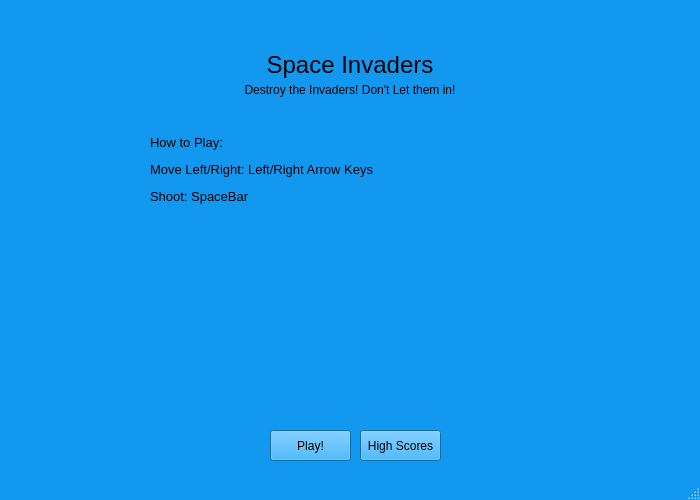
Qt form menu.ui (Trine-Software-Engineers/SpaceInvaders-Cole-Lucas-Andrew) before a commit.
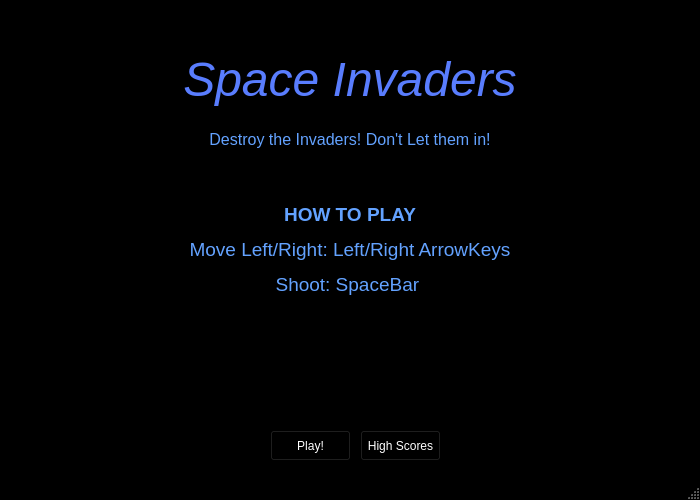
The same form after that commit.

```diff
--- a/menu.ui
+++ b/menu.ui
@@ -16,63 +16,63 @@
      <colorrole role="WindowText">
       <brush brushstyle="SolidPattern">
        <color alpha="255">
-        <red>0</red>
-        <green>0</green>
-        <blue>0</blue>
+        <red>255</red>
+        <green>255</green>
+        <blue>255</blue>
        </color>
       </brush>
      </colorrole>
      <colorrole role="Button">
       <brush brushstyle="SolidPattern">
        <color alpha="255">
-        <red>19</red>
-        <green>152</green>
-        <blue>240</blue>
+        <red>0</red>
+        <green>0</green>
+        <blue>0</blue>
        </color>
       </brush>
      </colorrole>
      <colorrole role="Light">
       <brush brushstyle="SolidPattern">
        <color alpha="255">
-        <red>125</red>
-        <green>204</green>
-        <blue>255</blue>
+        <red>0</red>
+        <green>0</green>
+        <blue>0</blue>
        </color>
       </brush>
      </colorrole>
      <colorrole role="Midlight">
       <brush brushstyle="SolidPattern">
        <color alpha="255">
-        <red>72</red>
-        <green>178</green>
-        <blue>247</blue>
+        <red>0</red>
+        <green>0</green>
+        <blue>0</blue>
        </color>
       </brush>
      </colorrole>
      <colorrole role="Dark">
       <brush brushstyle="SolidPattern">
        <color alpha="255">
-        <red>9</red>
-        <green>76</green>
-        <blue>120</blue>
+        <red>0</red>
+        <green>0</green>
+        <blue>0</blue>
        </color>
       </brush>
      </colorrole>
      <colorrole role="Mid">
       <brush brushstyle="SolidPattern">
        <color alpha="255">
-        <red>12</red>
-        <green>101</green>
-        <blue>160</blue>
+        <red>0</red>
+        <green>0</green>
+        <blue>0</blue>
        </color>
       </brush>
      </colorrole>
      <colorrole role="Text">
       <brush brushstyle="SolidPattern">
        <color alpha="255">
-        <red>0</red>
-        <green>0</green>
-        <blue>0</blue>
+        <red>255</red>
+        <green>255</green>
+        <blue>255</blue>
        </color>
       </brush>
      </colorrole>
@@ -88,27 +88,27 @@
      <colorrole role="ButtonText">
       <brush brushstyle="SolidPattern">
        <color alpha="255">
-        <red>0</red>
-        <green>0</green>
-        <blue>0</blue>
+        <red>255</red>
+        <green>255</green>
+        <blue>255</blue>
        </color>
       </brush>
      </colorrole>
      <colorrole role="Base">
       <brush brushstyle="SolidPattern">
        <color alpha="255">
-        <red>255</red>
-        <green>255</green>
-        <blue>255</blue>
+        <red>0</red>
+        <green>0</green>
+        <blue>0</blue>
        </color>
       </brush>
      </colorrole>
      <colorrole role="Window">
       <brush brushstyle="SolidPattern">
        <color alpha="255">
-        <red>19</red>
-        <green>152</green>
-        <blue>240</blue>
+        <red>0</red>
+        <green>0</green>
+        <blue>0</blue>
        </color>
       </brush>
      </colorrole>
@@ -124,9 +124,9 @@
      <colorrole role="AlternateBase">
       <brush brushstyle="SolidPattern">
        <color alpha="255">
-        <red>137</red>
-        <green>203</green>
-        <blue>247</blue>
+        <red>0</red>
+        <green>0</green>
+        <blue>0</blue>
        </color>
       </brush>
      </colorrole>
@@ -151,9 +151,9 @@
      <colorrole role="PlaceholderText">
       <brush brushstyle="SolidPattern">
        <color alpha="128">
-        <red>0</red>
-        <green>0</green>
-        <blue>0</blue>
+        <red>255</red>
+        <green>255</green>
+        <blue>255</blue>
        </color>
       </brush>
      </colorrole>
@@ -162,63 +162,63 @@
      <colorrole role="WindowText">
       <brush brushstyle="SolidPattern">
        <color alpha="255">
-        <red>0</red>
-        <green>0</green>
-        <blue>0</blue>
+        <red>255</red>
+        <green>255</green>
+        <blue>255</blue>
        </color>
       </brush>
      </colorrole>
      <colorrole role="Button">
       <brush brushstyle="SolidPattern">
        <color alpha="255">
-        <red>19</red>
-        <green>152</green>
-        <blue>240</blue>
+        <red>0</red>
+        <green>0</green>
+        <blue>0</blue>
        </color>
       </brush>
      </colorrole>
      <colorrole role="Light">
       <brush brushstyle="SolidPattern">
        <color alpha="255">
-        <red>125</red>
-        <green>204</green>
-        <blue>255</blue>
+        <red>0</red>
+        <green>0</green>
+        <blue>0</blue>
        </color>
       </brush>
      </colorrole>
      <colorrole role="Midlight">
       <brush brushstyle="SolidPattern">
        <color alpha="255">
-        <red>72</red>
-        <green>178</green>
-        <blue>247</blue>
+        <red>0</red>
+        <green>0</green>
+        <blue>0</blue>
        </color>
       </brush>
      </colorrole>
      <colorrole role="Dark">
       <brush brushstyle="SolidPattern">
        <color alpha="255">
-        <red>9</red>
-        <green>76</green>
-        <blue>120</blue>
+        <red>0</red>
+        <green>0</green>
+        <blue>0</blue>
        </color>
       </brush>
      </colorrole>
      <colorrole role="Mid">
       <brush brushstyle="SolidPattern">
        <color alpha="255">
-        <red>12</red>
-        <green>101</green>
-        <blue>160</blue>
+        <red>0</red>
+        <green>0</green>
+        <blue>0</blue>
        </color>
       </brush>
      </colorrole>
      <colorrole role="Text">
       <brush brushstyle="SolidPattern">
        <color alpha="255">
-        <red>0</red>
-        <green>0</green>
-        <blue>0</blue>
+        <red>255</red>
+        <green>255</green>
+        <blue>255</blue>
        </color>
       </brush>
      </colorrole>
@@ -234,27 +234,27 @@
      <colorrole role="ButtonText">
       <brush brushstyle="SolidPattern">
        <color alpha="255">
-        <red>0</red>
-        <green>0</green>
-        <blue>0</blue>
+        <red>255</red>
+        <green>255</green>
+        <blue>255</blue>
        </color>
       </brush>
      </colorrole>
      <colorrole role="Base">
       <brush brushstyle="SolidPattern">
        <color alpha="255">
-        <red>255</red>
-        <green>255</green>
-        <blue>255</blue>
+        <red>0</red>
+        <green>0</green>
+        <blue>0</blue>
        </color>
       </brush>
      </colorrole>
      <colorrole role="Window">
       <brush brushstyle="SolidPattern">
        <color alpha="255">
-        <red>19</red>
-        <green>152</green>
-        <blue>240</blue>
+        <red>0</red>
+        <green>0</green>
+        <blue>0</blue>
        </color>
       </brush>
      </colorrole>
@@ -270,9 +270,9 @@
      <colorrole role="AlternateBase">
       <brush brushstyle="SolidPattern">
        <color alpha="255">
-        <red>137</red>
-        <green>203</green>
-        <blue>247</blue>
+        <red>0</red>
+        <green>0</green>
+        <blue>0</blue>
        </color>
       </brush>
      </colorrole>
@@ -297,9 +297,9 @@
      <colorrole role="PlaceholderText">
       <brush brushstyle="SolidPattern">
        <color alpha="128">
-        <red>0</red>
-        <green>0</green>
-        <blue>0</blue>
+        <red>255</red>
+        <green>255</green>
+        <blue>255</blue>
        </color>
       </brush>
      </colorrole>
@@ -308,63 +308,63 @@
      <colorrole role="WindowText">
       <brush brushstyle="SolidPattern">
        <color alpha="255">
-        <red>9</red>
-        <green>76</green>
-        <blue>120</blue>
+        <red>0</red>
+        <green>0</green>
+        <blue>0</blue>
        </color>
       </brush>
      </colorrole>
      <colorrole role="Button">
       <brush brushstyle="SolidPattern">
        <color alpha="255">
-        <red>19</red>
-        <green>152</green>
-        <blue>240</blue>
+        <red>0</red>
+        <green>0</green>
+        <blue>0</blue>
        </color>
       </brush>
      </colorrole>
      <colorrole role="Light">
       <brush brushstyle="SolidPattern">
        <color alpha="255">
-        <red>125</red>
-        <green>204</green>
-        <blue>255</blue>
+        <red>0</red>
+        <green>0</green>
+        <blue>0</blue>
        </color>
       </brush>
      </colorrole>
      <colorrole role="Midlight">
       <brush brushstyle="SolidPattern">
        <color alpha="255">
-        <red>72</red>
-        <green>178</green>
-        <blue>247</blue>
+        <red>0</red>
+        <green>0</green>
+        <blue>0</blue>
        </color>
       </brush>
      </colorrole>
      <colorrole role="Dark">
       <brush brushstyle="SolidPattern">
        <color alpha="255">
-        <red>9</red>
-        <green>76</green>
-        <blue>120</blue>
+        <red>0</red>
+        <green>0</green>
+        <blue>0</blue>
        </color>
       </brush>
      </colorrole>
      <colorrole role="Mid">
       <brush brushstyle="SolidPattern">
        <color alpha="255">
-        <red>12</red>
-        <green>101</green>
-        <blue>160</blue>
+        <red>0</red>
+        <green>0</green>
+        <blue>0</blue>
        </color>
       </brush>
      </colorrole>
      <colorrole role="Text">
       <brush brushstyle="SolidPattern">
        <color alpha="255">
-        <red>9</red>
-        <green>76</green>
-        <blue>120</blue>
+        <red>0</red>
+        <green>0</green>
+        <blue>0</blue>
        </color>
       </brush>
      </colorrole>
@@ -380,27 +380,27 @@
      <colorrole role="ButtonText">
       <brush brushstyle="SolidPattern">
        <color alpha="255">
-        <red>9</red>
-        <green>76</green>
-        <blue>120</blue>
+        <red>0</red>
+        <green>0</green>
+        <blue>0</blue>
        </color>
       </brush>
      </colorrole>
      <colorrole role="Base">
       <brush brushstyle="SolidPattern">
        <color alpha="255">
-        <red>19</red>
-        <green>152</green>
-        <blue>240</blue>
+        <red>0</red>
+        <green>0</green>
+        <blue>0</blue>
        </color>
       </brush>
      </colorrole>
      <colorrole role="Window">
       <brush brushstyle="SolidPattern">
        <color alpha="255">
-        <red>19</red>
-        <green>152</green>
-        <blue>240</blue>
+        <red>0</red>
+        <green>0</green>
+        <blue>0</blue>
        </color>
       </brush>
      </colorrole>
@@ -416,9 +416,9 @@
      <colorrole role="AlternateBase">
       <brush brushstyle="SolidPattern">
        <color alpha="255">
-        <red>19</red>
-        <green>152</green>
-        <blue>240</blue>
+        <red>0</red>
+        <green>0</green>
+        <blue>0</blue>
        </color>
       </brush>
      </colorrole>
@@ -443,9 +443,9 @@
      <colorrole role="PlaceholderText">
       <brush brushstyle="SolidPattern">
        <color alpha="128">
-        <red>0</red>
-        <green>0</green>
-        <blue>0</blue>
+        <red>255</red>
+        <green>255</green>
+        <blue>255</blue>
        </color>
       </brush>
      </colorrole>
@@ -472,10 +472,10 @@
    <widget class="QLabel" name="label_2">
     <property name="geometry">
      <rect>
-      <x>250</x>
+      <x>150</x>
       <y>50</y>
-      <width>200</width>
-      <height>30</height>
+      <width>400</width>
+      <height>60</height>
      </rect>
     </property>
     <property name="minimumSize">
@@ -486,8 +486,8 @@
     </property>
     <property name="maximumSize">
      <size>
-      <width>200</width>
-      <height>30</height>
+      <width>500</width>
+      <height>60</height>
      </size>
     </property>
     <property name="autoFillBackground">
@@ -497,7 +497,7 @@
      <enum>QFrame::NoFrame</enum>
     </property>
     <property name="text">
-     <string>&lt;html&gt;&lt;head/&gt;&lt;body&gt;&lt;p&gt;&lt;span style=&quot; font-size:18pt;&quot;&gt;Space Invaders&lt;/span&gt;&lt;/p&gt;&lt;/body&gt;&lt;/html&gt;</string>
+     <string>&lt;html&gt;&lt;head/&gt;&lt;body&gt;&lt;p&gt;&lt;span style=&quot; font-size:36pt; font-style:italic; color:#597dfe;&quot;&gt;Space Invaders&lt;/span&gt;&lt;/p&gt;&lt;/body&gt;&lt;/html&gt;</string>
     </property>
     <property name="textFormat">
      <enum>Qt::RichText</enum>
@@ -512,9 +512,9 @@
    <widget class="QLabel" name="label_3">
     <property name="geometry">
      <rect>
-      <x>225</x>
-      <y>75</y>
-      <width>250</width>
+      <x>200</x>
+      <y>125</y>
+      <width>300</width>
       <height>30</height>
      </rect>
     </property>
@@ -526,7 +526,7 @@
     </property>
     <property name="maximumSize">
      <size>
-      <width>250</width>
+      <width>300</width>
       <height>30</height>
      </size>
     </property>
@@ -537,7 +537,7 @@
      <enum>QFrame::NoFrame</enum>
     </property>
     <property name="text">
-     <string>Destroy the Invaders! Don't Let them in!</string>
+     <string>&lt;html&gt;&lt;head/&gt;&lt;body&gt;&lt;p&gt;&lt;span style=&quot; font-size:12pt; color:#63a2ff;&quot;&gt;Destroy the Invaders! Don't Let them in!&lt;/span&gt;&lt;/p&gt;&lt;/body&gt;&lt;/html&gt;</string>
     </property>
     <property name="textFormat">
      <enum>Qt::AutoText</enum>
@@ -553,13 +553,13 @@
     <property name="geometry">
      <rect>
       <x>150</x>
-      <y>120</y>
+      <y>200</y>
       <width>400</width>
       <height>100</height>
      </rect>
     </property>
     <property name="text">
-     <string>&lt;html&gt;&lt;head/&gt;&lt;body&gt;&lt;p&gt;&lt;span style=&quot; font-size:10pt;&quot;&gt;How to Play:&lt;/span&gt;&lt;/p&gt;&lt;p&gt;&lt;span style=&quot; font-size:10pt;&quot;&gt;Move Left/Right:               Left/Right Arrow Keys&lt;/span&gt;&lt;/p&gt;&lt;p&gt;&lt;span style=&quot; font-size:10pt;&quot;&gt;Shoot:                             SpaceBar&lt;/span&gt;&lt;/p&gt;&lt;/body&gt;&lt;/html&gt;</string>
+     <string>&lt;html&gt;&lt;head/&gt;&lt;body&gt;&lt;p align=&quot;center&quot;&gt;&lt;span style=&quot; font-size:14pt; font-weight:600; color:#63a2ff;&quot;&gt;HOW TO PLAY&lt;/span&gt;&lt;/p&gt;&lt;p align=&quot;center&quot;&gt;&lt;span style=&quot; font-size:14pt; color:#63a2ff;&quot;&gt;Move Left/Right: Left/Right ArrowKeys&lt;/span&gt;&lt;/p&gt;&lt;p align=&quot;center&quot;&gt;&lt;span style=&quot; font-size:14pt; color:#63a2ff;&quot;&gt;Shoot: SpaceBar &lt;/span&gt;&lt;/p&gt;&lt;/body&gt;&lt;/html&gt;</string>
     </property>
     <property name="wordWrap">
      <bool>true</bool>
```
